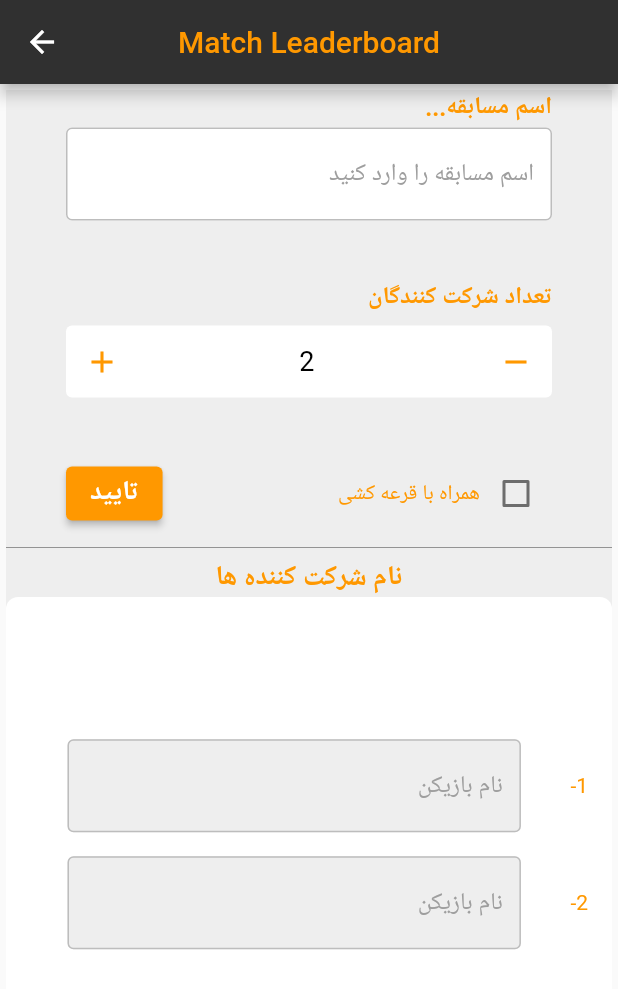
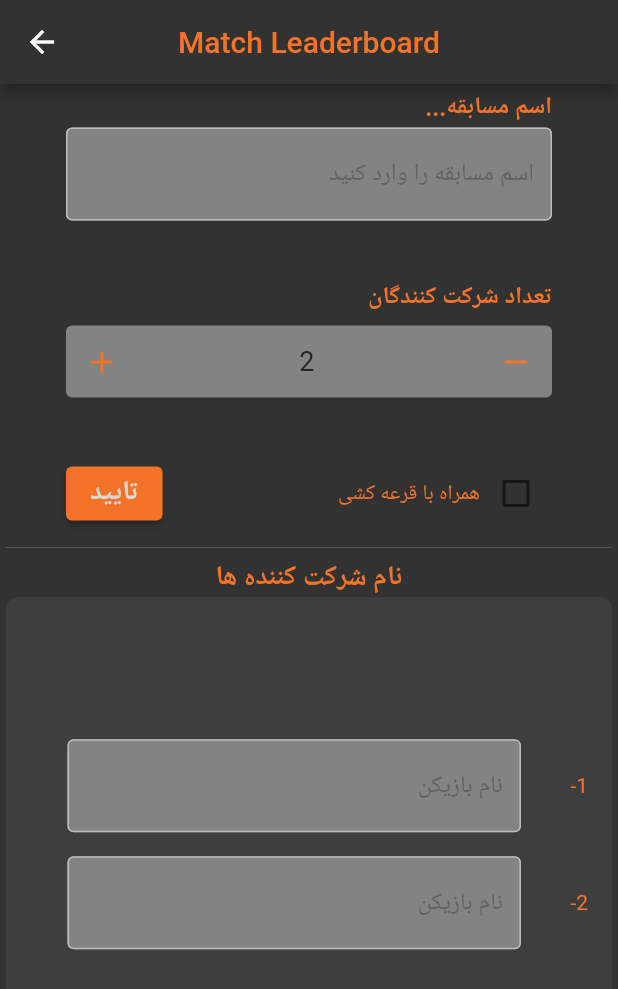
Before and after one commit to younesbeheshti/match-leaderboard-maker, a Flutter app: the FirstPage screen opened directly, after a tap on "Single Elimination", on a phone screen of 412 x 824 dp. Shown: the top 989 px of the screen. Run offline on Flutter 3.47's test engine with Material 3 defaults, Android fonts, the phone set to English and light mode, and no system bars; our stand-ins replace flutter_svg, get.

Commit message:
fixed colors

```diff
--- a/lib/components/player_information.dart
+++ b/lib/components/player_information.dart
@@ -9,7 +9,7 @@ class Player {
   int loses = 0;
   int wins = 0;
   bool isWin = false;
-  Color color = Color(0xFF027EFA);
+  Color color = Color(0xFF323232);
 
   Player(
       {required this.name,
@@ -45,5 +45,5 @@ class Player {
 
   void incrementWins() => this.wins++;
 
-  void defaultColor() => this.color = Color(0xFF027EFA);
+  void defaultColor() => this.color = Color(0xFF323232);
 }
--- a/lib/pages/first_page.dart
+++ b/lib/pages/first_page.dart
@@ -12,22 +12,21 @@ class _FirstPageState extends State<FirstPage> {
   List tables = [
     ["Single Elimination", "/EliminationPage"],
     ["Double Elimination", "/DoubleEliminationPage"],
-    ["Asian Table", "/AsianTablePage"],
-    ["Seeding", "/SidingPage"],
-    ["MW Table", "/MWPage"],
-    ["Periodic Table" , "/PeriodicPage"]
+    // ["Asian Table", "/AsianTablePage"],
+    // ["MW Table", "/MWPage"],
+    ["Periodic Table", "/PeriodicPage"]
   ];
 
   @override
   Widget build(BuildContext context) {
     return Scaffold(
-      backgroundColor: Color(0xFFF5F5F5),  // Light Gray background
+      backgroundColor: Color(0xFF323232),  // Darker Gray Background
       appBar: AppBar(
         centerTitle: true,
-        backgroundColor: Color(0xFF3F51B5),  // Indigo AppBar
+        backgroundColor: Color(0xFF323232),  // Darker Gray AppBar
         title: Text(
           "Match Leaderboard",
-          style: TextStyle(color: Color(0xFFFFC107)),  // Amber Text
+          style: TextStyle(color: Color(0xFFF37329)),  // Bright Orange Text
         ),
       ),
       body: SingleChildScrollView(
@@ -41,9 +40,9 @@ class _FirstPageState extends State<FirstPage> {
                   tableType: tables[index][0],
                   routeName: tables[index][1],
                   imagePath: 'assets/bracket.png',
-                  cardColor: Color(0xFF00BCD4),  // Cyan Card background
-                  textColor: Color(0xFF212121),  // Dark Gray Text
-                  iconColor: Color(0xFFFFC107),  // Amber Icons
+                  cardColor: Color(0xFF626262),  // Medium Gray Card background
+                  textColor: Color(0xFFD8D8D8),  // Light Gray Text
+                  iconColor: Color(0xFFF37329),  // Bright Orange Icons
                 );
               },
             ),
--- a/lib/pages/home_page.dart
+++ b/lib/pages/home_page.dart
@@ -11,7 +11,6 @@ import '../components/player_information.dart';
 import 'double_elimination_page.dart';
 
 class HomePage extends StatefulWidget {
-
   String routeName;
 
   HomePage({required this.routeName, super.key});
@@ -114,7 +113,7 @@ class _HomePageState extends State<HomePage> {
   }
 
   void _fillPlayersList() {
-    players.clear();  // Clear the players list before filling it
+    players.clear();
     for (int i = 0; i < playersName.length; i++) {
       String name = _controllers[i].text.trim();
       if (name.isNotEmpty) {
@@ -123,7 +122,6 @@ class _HomePageState extends State<HomePage> {
       }
     }
   }
-
 
   @override
   Widget build(BuildContext context) {
@@ -134,19 +132,21 @@ class _HomePageState extends State<HomePage> {
     final height = currentHeight / 5;
 
     return Scaffold(
+      backgroundColor: Color(0xFF323232), // Darker Gray Background
       appBar: AppBar(
         centerTitle: true,
-        backgroundColor: Colors.grey[850],
-        title:
-            Text("Match Leaderboard", style: TextStyle(color: Colors.orange)),
+        backgroundColor: Color(0xFF323232), // Darker Gray
+        title: Text(
+          "Match Leaderboard",
+          style: TextStyle(color: Color(0xFFF37329)), // Bright Orange
+        ),
       ),
       body: Container(
         margin: EdgeInsets.all(4.0),
-        color: Colors.grey[200],
+        color: Color(0xFF323232), // Medium Gray
         child: SingleChildScrollView(
           child: Column(
             children: [
-              // Getting match name
               Container(
                 child: Padding(
                   padding: const EdgeInsets.symmetric(horizontal: 15),
@@ -160,7 +160,7 @@ class _HomePageState extends State<HomePage> {
                           style: TextStyle(
                             fontSize: 16,
                             fontWeight: FontWeight.bold,
-                            color: Colors.orange,
+                            color: Color(0xFFF37329), // Bright Orange
                           ),
                           textDirection: TextDirection.rtl,
                         ),
@@ -171,12 +171,10 @@ class _HomePageState extends State<HomePage> {
                         hintText: 'اسم مسابقه را وارد کنید',
                         obscureText: false,
                         textDirection: TextDirection.rtl,
-                        hintStyle: TextStyle(color: Colors.grey),
-                        fillColor: Colors.white,
-                        textColor: Colors.black,
+                        hintStyle: TextStyle(color: Color(0xFF626262)), // Medium Gray
+                        fillColor: Color(0xFF838383), // Lighter Gray for number box
+                        textColor: Color(0xFF252525), // Almost black for text
                       ),
-
-                      // Selecting number of players
                       Padding(
                         padding: const EdgeInsets.symmetric(
                             horizontal: 25, vertical: 40.0),
@@ -190,14 +188,14 @@ class _HomePageState extends State<HomePage> {
                                   style: TextStyle(
                                     fontSize: 16,
                                     fontWeight: FontWeight.bold,
-                                    color: Colors.orange,
+                                    color: Color(0xFFF37329), // Bright Orange
                                   ),
                                   textDirection: TextDirection.rtl,
                                 ),
                                 SizedBox(height: 8),
                                 Container(
                                   decoration: BoxDecoration(
-                                    color: Colors.white,
+                                    color: Color(0xFF838383), // Lighter Gray
                                     borderRadius: BorderRadius.circular(4),
                                   ),
                                   child: Row(
@@ -205,7 +203,7 @@ class _HomePageState extends State<HomePage> {
                                       IconButton(
                                         icon: Icon(
                                           Icons.add,
-                                          color: Colors.orange,
+                                          color: Color(0xFFF37329), // Bright Orange
                                         ),
                                         onPressed: _increment,
                                       ),
@@ -217,7 +215,7 @@ class _HomePageState extends State<HomePage> {
                                           textAlign: TextAlign.center,
                                           style: TextStyle(
                                               fontSize: 18,
-                                              color: Colors.black),
+                                              color: Color(0xFF252525)), // Almost black for text
                                           decoration: InputDecoration(
                                             border: InputBorder.none,
                                           ),
@@ -226,7 +224,7 @@ class _HomePageState extends State<HomePage> {
                                       IconButton(
                                         icon: Icon(
                                           Icons.remove,
-                                          color: Colors.orange,
+                                          color: Color(0xFFF37329), // Bright Orange
                                         ),
                                         onPressed: _decrement,
                                       ),
@@ -238,8 +236,6 @@ class _HomePageState extends State<HomePage> {
                           ],
                         ),
                       ),
-
-                      // Row with submit and randomize buttons
                       Padding(
                         padding: const EdgeInsets.symmetric(horizontal: 25.0),
                         child: Row(
@@ -250,41 +246,44 @@ class _HomePageState extends State<HomePage> {
                                 _fillPlayersList();
 
                                 if (players.isEmpty) {
-                                  // Show an error or prompt the user to enter at least one player
                                   ScaffoldMessenger.of(context).showSnackBar(
-                                    SnackBar(content: Text('Please enter at least one player.')),
+                                    SnackBar(
+                                      content: Text('Please enter at least one player.'),
+                                    ),
                                   );
                                   return;
                                 }
 
-                                // a condition to check the routename and navigate accordingly
-
-                                if(widget.routeName == '/EliminationPage'){
+                                if (widget.routeName == '/EliminationPage') {
                                   Navigator.push(
                                     context,
                                     MaterialPageRoute(
-                                      builder: (context) => ChangeNotifierProvider(create: (_) => PlayerProvider(
+                                      builder: (context) => ChangeNotifierProvider(
+                                        create: (_) => PlayerProvider(
                                           players: players,
                                           doShuffle: _doShuffle,
                                           isDoubleElimination: false,
                                         ),
-                                      child: EliminationPage(),)
+                                        child: EliminationPage(),
+                                      ),
                                     ),
                                   );
-                                }else if(widget.routeName == '/DoubleEliminationPage'){
+                                } else if (widget.routeName ==
+                                    '/DoubleEliminationPage') {
                                   Navigator.push(
                                     context,
                                     MaterialPageRoute(
-                                      builder: (context) => ChangeNotifierProvider(create: (_) => PlayerProvider(
+                                      builder: (context) => ChangeNotifierProvider(
+                                        create: (_) => PlayerProvider(
                                           players: players,
                                           doShuffle: _doShuffle,
                                           isDoubleElimination: true,
                                         ),
-                                        child: DoubleEliminationPage(),)
-
+                                        child: DoubleEliminationPage(),
+                                      ),
                                     ),
                                   );
-                                }else if(widget.routeName == '/PeriodicPage'){
+                                } else if (widget.routeName == '/PeriodicPage') {
                                   Navigator.push(
                                     context,
                                     MaterialPageRoute(
@@ -293,24 +292,24 @@ class _HomePageState extends State<HomePage> {
                                       ),
                                     ),
                                   );
-                                }else{
-
+                                } else {
                                   ScaffoldMessenger.of(context).showSnackBar(
-                                    SnackBar(content: Text('The page is not ready yet...')),
+                                    SnackBar(
+                                      content: Text('The page is not ready yet...'),
+                                    ),
                                   );
                                   return;
-
                                 }
                               },
                               style: ElevatedButton.styleFrom(
-                                backgroundColor: Colors.orange,
+                                backgroundColor: Color(0xFFF37329), // Bright Orange
                               ),
                               child: Text(
                                 'تایید',
                                 style: TextStyle(
                                   fontWeight: FontWeight.bold,
                                   fontSize: 18,
-                                  color: Colors.white,
+                                  color: Color(0xFFD8D8D8), // Light Gray for text
                                 ),
                                 textDirection: TextDirection.rtl,
                               ),
@@ -318,9 +317,9 @@ class _HomePageState extends State<HomePage> {
                             Row(
                               children: [
                                 Text('همراه با قرعه کشی',
-                                    style: TextStyle(color: Colors.orange)),
+                                    style: TextStyle(color: Color(0xFFF37329))), // Bright Orange
                                 Checkbox(
-                                  activeColor: Colors.orange,
+                                  activeColor: Color(0xFFF37329), // Bright Orange
                                   value: _doShuffle,
                                   onChanged: (bool? value) {
                                     setState(() {
@@ -337,28 +336,24 @@ class _HomePageState extends State<HomePage> {
                   ),
                 ),
               ),
-
               SizedBox(height: 4),
-
               Divider(
                 thickness: 0.5,
-                color: Colors.grey[600],
+                color: Color(0xFF626262), // Medium Gray
               ),
-
               Text(
                 'نام شرکت کننده ها',
                 textDirection: TextDirection.rtl,
                 style: TextStyle(
                   fontWeight: FontWeight.bold,
                   fontSize: 18,
-                  color: Colors.orange,
+                  color: Color(0xFFF37329), // Bright Orange
                 ),
               ),
-              // Getting player's names
               Container(
                 decoration: BoxDecoration(
                   borderRadius: BorderRadius.circular(8),
-                  color: Colors.white,
+                  color: Color(0xFF3E3E3E), // Lighter Gray
                 ),
                 height: height * 2,
                 child: Center(
@@ -378,15 +373,15 @@ class _HomePageState extends State<HomePage> {
                                   hintText: 'نام بازیکن',
                                   obscureText: false,
                                   textDirection: TextDirection.rtl,
-                                  hintStyle: TextStyle(color: Colors.grey),
-                                  fillColor: Colors.grey.shade200,
-                                  textColor: Colors.black,
+                                  hintStyle: TextStyle(color: Color(0xFF626262)), // Medium Gray
+                                  fillColor: Color(0xFF838383), // Lighter Gray
+                                  textColor: Color(0xFF252525), // Almost black for text
                                 ),
                               ),
                               SizedBox(width: 8),
                               Text(
                                 "-${index + 1}",
-                                style: TextStyle(color: Colors.orange),
+                                style: TextStyle(color: Color(0xFFF37329)), // Bright Orange
                               ),
                             ],
                           ),
--- a/lib/provider/player_provider.dart
+++ b/lib/provider/player_provider.dart
@@ -158,7 +158,7 @@ class PlayerProvider extends ChangeNotifier {
 
     playerList.add(players); // Add the initial list of players
     for (int i = 0; i <= rounds; i++) {
-      if (i == rounds - 1) {
+      if (i == rounds - 1 && isDoubleElimination) {
         playerList.add(List<Player?>.filled(
             playerList[i].length, null)); // Add empty slots
         break;
```
Also changed, not shown: lib/main.dart (+8 -6 lines), lib/pages/periodic_table.dart (+46 -41 lines), 1 other file. Lines whose indentation alone changed are shown as unchanged.
